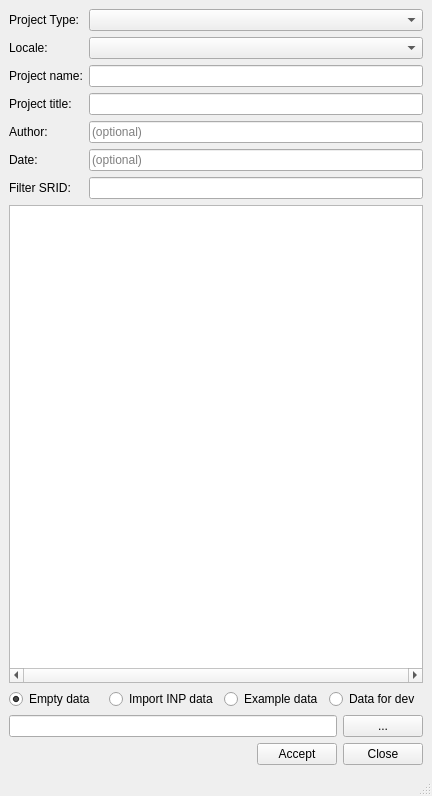
Old version of the form ui/readsql_create_project.ui in the repository Giswater/giswater_qgis_plugin.
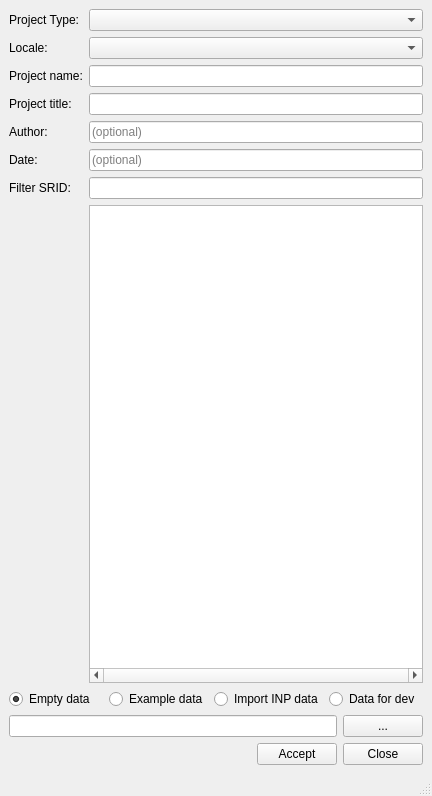
New version of the form.

Commit message: Bug fix and Enhancement: Read project type folders on api updates and refactor create schema form

The edit to the form file:
```diff
--- a/ui/readsql_create_project.ui
+++ b/ui/readsql_create_project.ui
@@ -27,6 +27,13 @@
         </property>
        </widget>
       </item>
+      <item>
+       <widget class="QRadioButton" name="rdb_sample">
+        <property name="text">
+         <string>Example data</string>
+        </property>
+       </widget>
+      </item>
       <item>
        <widget class="QRadioButton" name="rdb_import_data">
         <property name="enabled">
@@ -37,13 +44,6 @@
         </property>
        </widget>
       </item>
-      <item>
-       <widget class="QRadioButton" name="rdb_sample">
-        <property name="text">
-         <string>Example data</string>
-        </property>
-       </widget>
-      </item>
       <item>
        <widget class="QRadioButton" name="rdb_sample_dev">
         <property name="text">
@@ -225,7 +225,7 @@
     <item row="7" column="1" colspan="3">
      <widget class="QLineEdit" name="srid_id"/>
     </item>
-    <item row="8" column="0" colspan="4">
+    <item row="8" column="1" colspan="3">
      <widget class="QTableView" name="tbl_srid">
       <property name="verticalScrollBarPolicy">
        <enum>Qt::ScrollBarAsNeeded</enum>
```
Left out of the diff: 1 changed line with no effect on the pictures. The commit also changes 1 other file.
